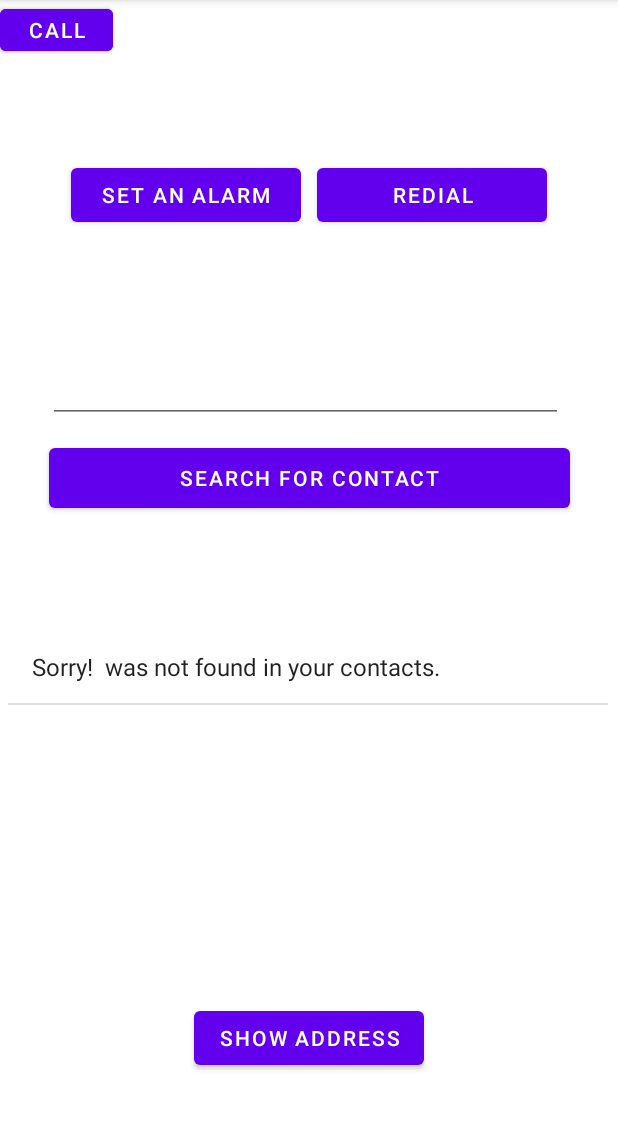
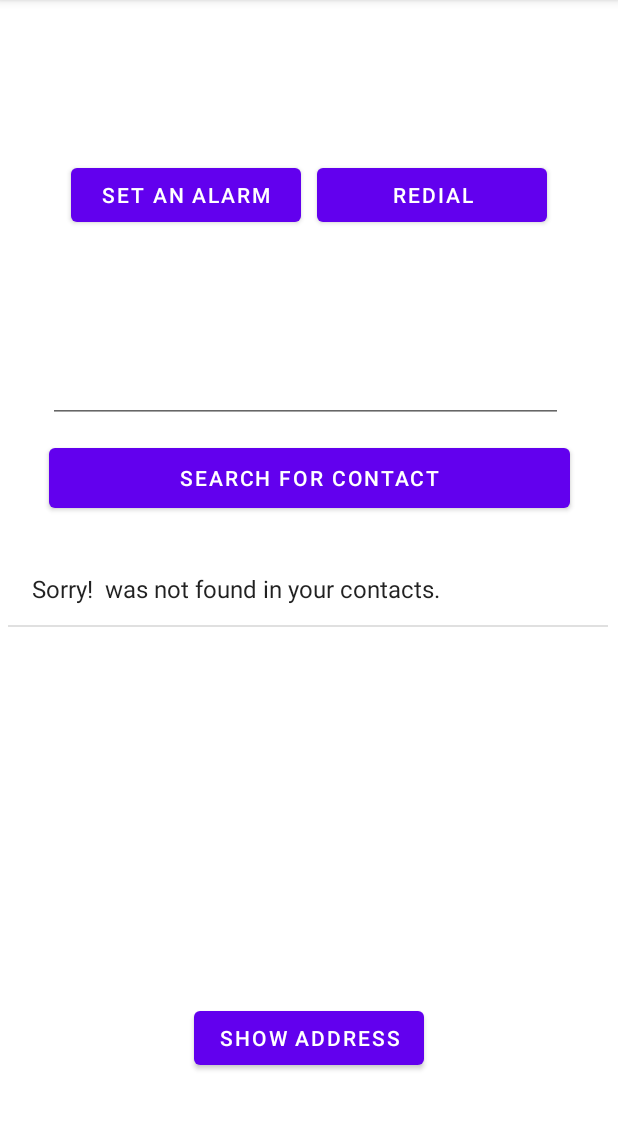
Before and after one commit to gpeppel/common-tasks-lite, an Android app: the screen it shows after launch (MainActivity), after a tap on "REDIAL", on a phone screen of 412 x 824 dp, the part 84-1214 px from its top. Run offline under Robolectric (Android 15) with nearby library versions, the phone set to English and light mode, and no system bars; 2 other taps on this screen came first.

Commit message:
Cleaning code

```diff
--- a/app/src/main/java/com/example/commontaskslite/MainActivity.java
+++ b/app/src/main/java/com/example/commontaskslite/MainActivity.java
@@ -40,8 +40,6 @@ public class MainActivity extends AppCompatActivity {
     TextView phoneNumber;
     Button buttonStartSetDialog;
     Button contactsButton;
-    Button smsButton;
-    Button callContact;
     EditText mEdit;
     TextView textAlarmPrompt;
     TimePickerDialog timePickerDialog;
@@ -58,8 +56,6 @@ public class MainActivity extends AppCompatActivity {
         lstNames = (ListView) findViewById(R.id.lstnames);
         mEdit = (EditText) findViewById(R.id.edit_text);
         contactsButton = (Button) findViewById(R.id.contact_button);
-        smsButton = (Button) findViewById(R.id.sms_button);
-        callContact = (Button) findViewById(R.id.call_contact_button);
         contactsButton.setOnClickListener(new OnClickListener() {
             @Override
             public void onClick(View v) {
--- a/app/src/main/res/layout/activity_main.xml
+++ b/app/src/main/res/layout/activity_main.xml
@@ -7,14 +7,6 @@
         tools:context=".MainActivity"
         android:focusableInTouchMode="true">
 
-
-    <Button
-            android:text="text"
-            android:layout_width="75dp"
-            android:layout_height="40dp"
-            android:id="@+id/sms_button"
-            tools:layout_editor_absoluteY="358dp"
-            tools:layout_editor_absoluteX="330dp" />
 
     <Button
             android:text="Set an Alarm"
@@ -92,11 +84,11 @@
 
     <ListView
             android:layout_width="400dp"
-            android:layout_height="100dp"
+            android:layout_height="50dp"
             android:id="@+id/lstnames"
             app:layout_constraintTop_toTopOf="parent"
             app:layout_constraintBottom_toBottomOf="parent"
-            app:layout_constraintVertical_bias="0.63"
+            app:layout_constraintVertical_bias="0.513"
             app:layout_constraintStart_toStartOf="parent"
             app:layout_constraintEnd_toEndOf="parent"
             app:layout_constraintHorizontal_bias="0.454" />
@@ -112,12 +104,4 @@
             app:layout_constraintStart_toStartOf="parent"
             app:layout_constraintHorizontal_bias="0.498" />
 
-    <Button
-            android:text="call"
-            android:layout_width="75dp"
-            android:layout_height="40dp"
-            android:id="@+id/call_contact_button"
-            tools:layout_editor_absoluteY="358dp"
-            tools:layout_editor_absoluteX="255dp" />
-
 </androidx.constraintlayout.widget.ConstraintLayout>
```
